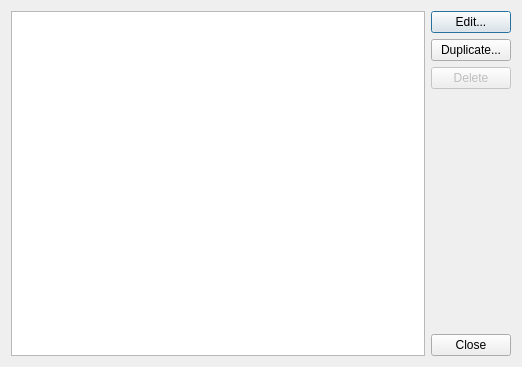
tylermchenry/nutrition_tracker, file src/my_foods.ui: the form before one commit.
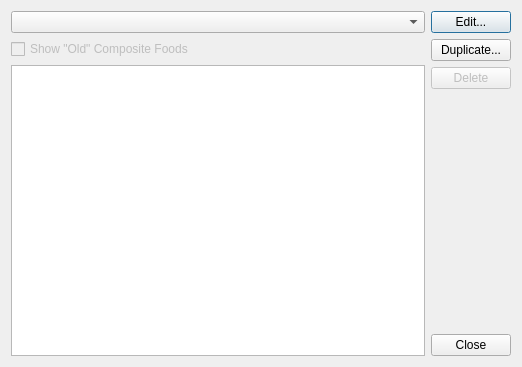
The form after the commit.

Commit message: Add single/composite filter to MyFoods dialog

The edit to the form file:
```diff
--- a/src/my_foods.ui
+++ b/src/my_foods.ui
@@ -18,7 +18,31 @@
   </property>
   <layout class="QHBoxLayout" name="horizontalLayout">
    <item>
-    <widget class="QListWidget" name="lstFoods"/>
+    <layout class="QVBoxLayout" name="verticalLayout_2">
+     <item>
+      <widget class="QComboBox" name="cbFilter">
+       <property name="frame">
+        <bool>true</bool>
+       </property>
+      </widget>
+     </item>
+     <item>
+      <widget class="QCheckBox" name="chkOld">
+       <property name="enabled">
+        <bool>false</bool>
+       </property>
+       <property name="text">
+        <string>Show &quot;Old&quot; Composite Foods</string>
+       </property>
+       <property name="checkable">
+        <bool>true</bool>
+       </property>
+      </widget>
+     </item>
+     <item>
+      <widget class="QListWidget" name="lstFoods"/>
+     </item>
+    </layout>
    </item>
    <item>
     <layout class="QVBoxLayout" name="verticalLayout">
```
The commit also changes 4 other files.
